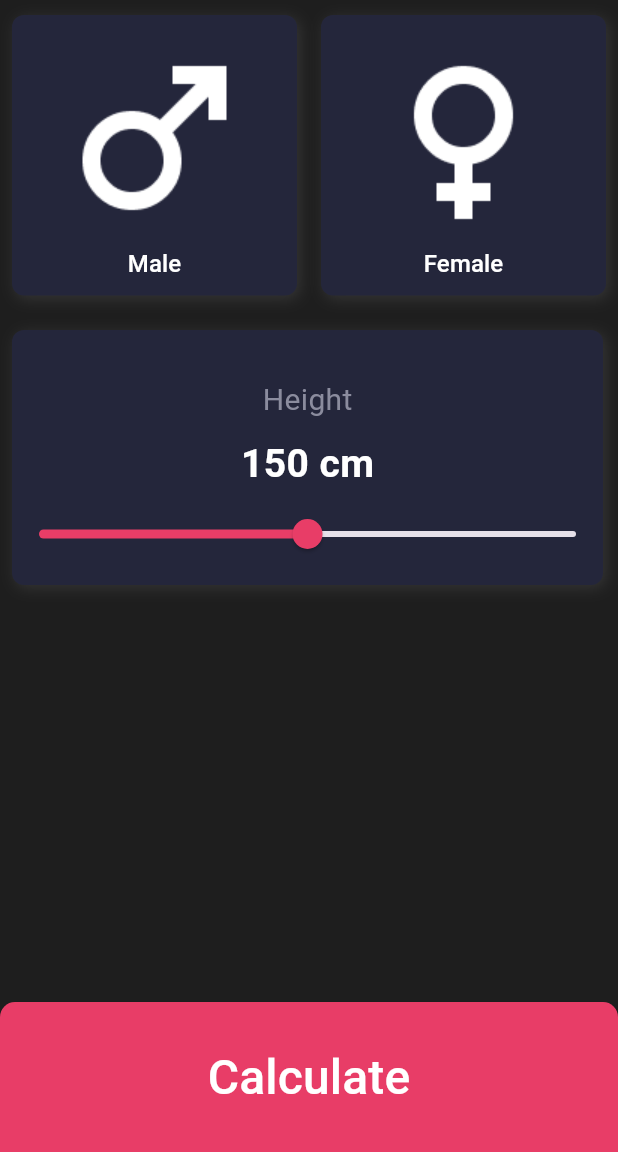
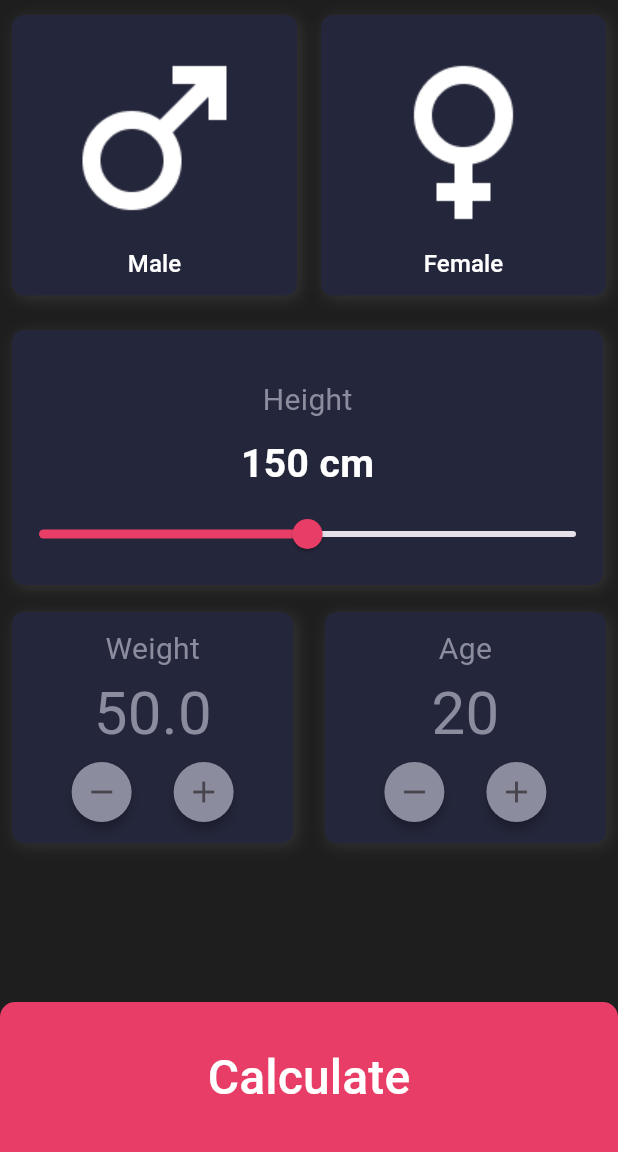
Before and after one commit to FatemehBagheripour/BMI-flutterProject, a Flutter app: the screen it shows after launch, on a phone screen of 412 x 824 dp, the part 84-1236 px from its top. Run offline on Flutter 3.47's test engine with Material 3 defaults, Android fonts, the phone set to English and light mode, and no system bars.

Commit message:
third row; person weight and age

```diff
--- a/lib/main.dart
+++ b/lib/main.dart
@@ -213,7 +213,141 @@ class _MyAppState extends State<MyApp> {
               ),
 
               //// third row; person weight and age
+              Row(
+                children: [
+                  //weight box
+                  Flexible(
+                    fit: FlexFit.tight,
+                    child: Container(
+                      padding: EdgeInsets.all(10),
+                      margin: EdgeInsets.fromLTRB(8, 10, 8, 6),
+                      decoration: BoxDecoration(
+                        color: Color(0xFF24263B),
+                        borderRadius: BorderRadius.all(Radius.circular(8.0)),
+                        boxShadow: <BoxShadow>[
+                          BoxShadow(
+                            color: Colors.white10,
+                            offset: Offset(2, 2),
+                            blurRadius: 8,
+                          ),
+                        ],
+                      ),
+                      child: Column(
+                        mainAxisAlignment: MainAxisAlignment.center,
+                        children: [
+                          Text(
+                            'Weight',
+                            style: TextStyle(
+                              color: Color(0xFF8B8C9E),
+                              fontSize: 20,
+                            ),
+                          ),
 
+                          Text(
+                            _currentWeight.toString(),
+                            style: TextStyle(
+                              color: Color(0xFF8B8C9E),
+                              fontSize: 40,
+                            ),
+                          ),
+                          Row(
+                            mainAxisAlignment: MainAxisAlignment.center,
+                            children: [
+                              //to decrease
+                              IconButton(
+                                onPressed: () {
+                                  setState(() {
+                                    _currentWeight-=1;
+                                  });
+                                },
+                                icon: Icon(Icons.remove),
+                                style: iconButtonStyle(),
+                              ),
+                              SizedBox(width: 20),
+                              //to increase
+                              IconButton(
+                                onPressed: () {
+                                  setState(() {
+                                    _currentWeight+=1;
+                                  });
+                                },
+                                icon: Icon(Icons.add),
+                                style: iconButtonStyle(),
+                              ),
+                            ],
+                          ),
+                        ],
+                      ),
+                    ),
+                  ),
+
+                  SizedBox(width: 5),
+                  // age box
+                  Flexible(
+                    fit: FlexFit.tight,
+
+                    child: Container(
+                      padding: EdgeInsets.all(10),
+                      margin: EdgeInsets.fromLTRB(8, 10, 8, 6),
+                      decoration: BoxDecoration(
+                        color: Color(0xFF24263B),
+                        borderRadius: BorderRadius.all(Radius.circular(8.0)),
+                        boxShadow: <BoxShadow>[
+                          BoxShadow(
+                            color: Colors.white10,
+                            offset: Offset(2, 2),
+                            blurRadius: 8,
+                          ),
+                        ],
+                      ),
+                      child: Column(
+                        children: [
+                          Text(
+                            'Age',
+                            style: TextStyle(
+                              color: Color(0xFF8B8C9E),
+                              fontSize: 20,
+                            ),
+                          ),
+
+                          Text(
+                            _currentAge.toString(),
+                            style: TextStyle(
+                              color: Color(0xFF8B8C9E),
+                              fontSize: 40,
+                            ),
+                          ),
+                          //button rows
+                          Row(
+                            mainAxisAlignment: MainAxisAlignment.center,
+                            children: [
+                              IconButton(
+                                onPressed: () {
+                                  setState(() {
+                                    _currentAge-=1;
+                                  });
+                                },
+                                icon: Icon(Icons.remove),
+                                style: iconButtonStyle(),
+                              ),
+                              SizedBox(width: 20),
+                              IconButton(
+                                onPressed: () {
+                                  setState(() {
+                                    _currentAge+=1;
+                                  });
+                                },
+                                icon: Icon(Icons.add),
+                                style: iconButtonStyle(),
+                              ),
+                            ],
+                          ),
+                        ],
+                      ),
+                    ),
+                  ),
+                ],
+              ),
             ],
           ),
 
```
